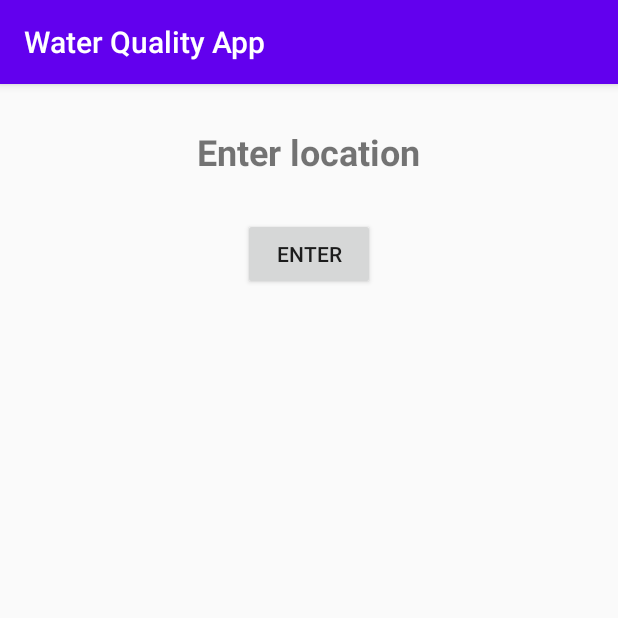
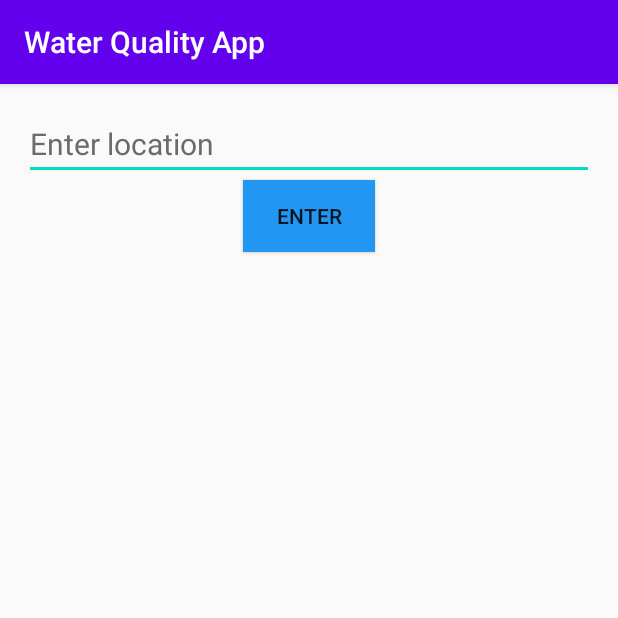
Before and after one commit to paceuniversity/cs389f2022team1, an Android app: the screen it shows after launch (MainActivity), on a phone screen of 412 x 824 dp, the top half of it. Run offline under Robolectric (Android 15) with nearby library versions, the phone set to English and light mode, and no system bars.

Commit message:
Revised the input box.

```diff
--- a/WaterQualityApp/app/src/main/res/layout/activity_main.xml
+++ b/WaterQualityApp/app/src/main/res/layout/activity_main.xml
@@ -6,37 +6,35 @@
     android:layout_height="match_parent"
     tools:context=".MainActivity">
 
-    <TextView
-        android:id="@+id/inputBox"
-        android:layout_width="wrap_content"
-        android:layout_height="wrap_content"
-        android:layout_marginStart="16dp"
-        android:layout_marginLeft="16dp"
-        android:layout_marginTop="16dp"
-        android:layout_marginEnd="16dp"
-        android:layout_marginRight="16dp"
-        android:text="@string/enter_location"
-        android:textSize="24sp"
-        android:textStyle="bold"
-        app:layout_constraintBottom_toBottomOf="@+id/enter_button"
-        app:layout_constraintEnd_toEndOf="parent"
-        app:layout_constraintHorizontal_bias="0.498"
-        app:layout_constraintStart_toStartOf="parent"
-        app:layout_constraintTop_toTopOf="parent"
-        app:layout_constraintVertical_bias="0.142" />
-
     <Button
         android:id="@+id/enter_button"
         android:layout_width="wrap_content"
         android:layout_height="wrap_content"
         android:layout_marginStart="16dp"
-        android:layout_marginLeft="16dp"
-        android:layout_marginTop="28dp"
         android:layout_marginEnd="16dp"
-        android:layout_marginRight="16dp"
+        android:background="#2196F3"
         android:text="@string/enter"
         app:layout_constraintEnd_toEndOf="parent"
         app:layout_constraintHorizontal_bias="0.5"
         app:layout_constraintStart_toStartOf="parent"
         app:layout_constraintTop_toBottomOf="@+id/inputBox" />
+
+    <EditText
+        android:id="@+id/inputBox"
+        android:layout_width="0dp"
+        android:layout_height="wrap_content"
+        android:layout_marginStart="16dp"
+        android:layout_marginTop="16dp"
+        android:layout_marginEnd="16dp"
+        android:ems="10"
+        android:inputType="textPersonName"
+        android:text="@string/enter_location"
+        android:textColor="#6C6B6B"
+        android:textSize="20sp"
+        android:textStyle="normal"
+        app:layout_constraintBottom_toTopOf="@+id/enter_button"
+        app:layout_constraintEnd_toEndOf="parent"
+        app:layout_constraintHorizontal_bias="0.497"
+        app:layout_constraintStart_toStartOf="parent"
+        app:layout_constraintTop_toTopOf="parent" />
 </android.support.constraint.ConstraintLayout>
```
